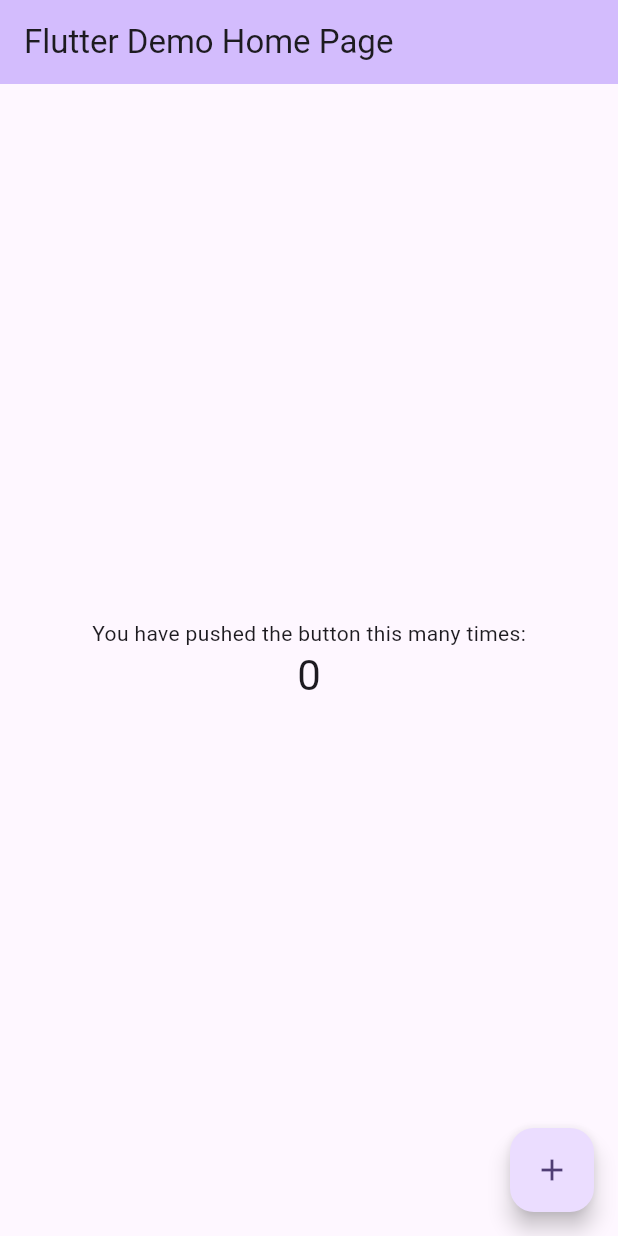
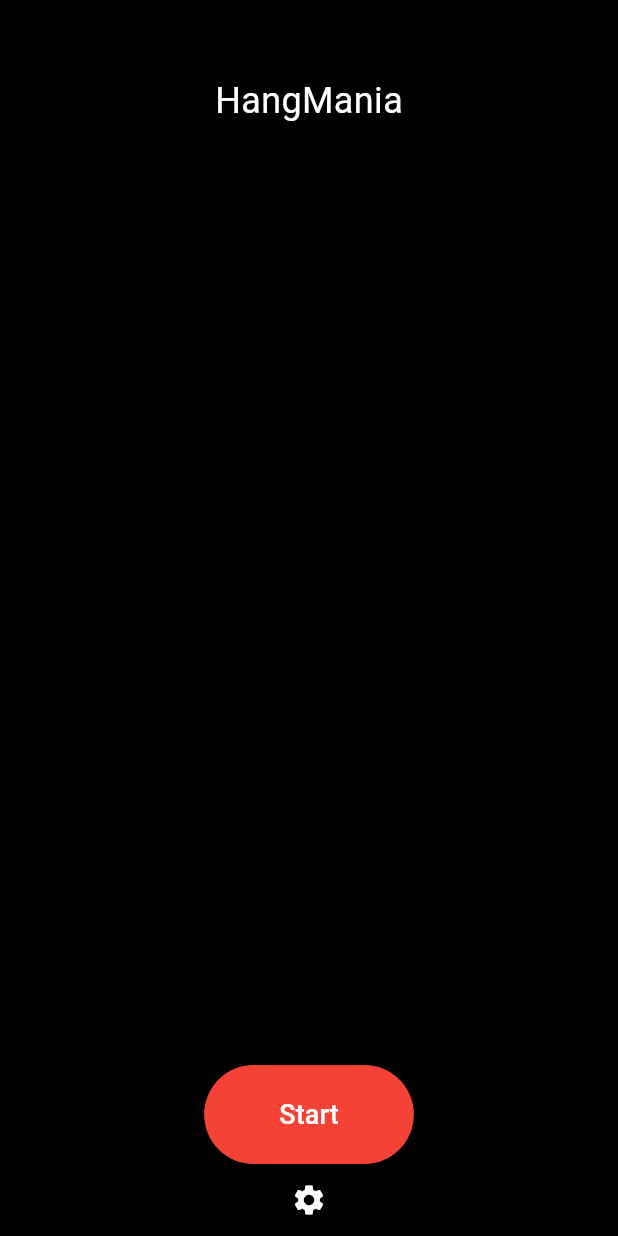
Before and after one commit to SpaceChips31/p_hangman, a Flutter app: the screen it shows after launch, on a phone screen of 412 x 824 dp. Run offline on Flutter 3.47's test engine with Material 3 defaults, Android fonts, the phone set to English and light mode, and no system bars.

Commit message:
Update main.dart
Updated the main.dart file with a placeholder title screen.

```diff
--- a/lib/main.dart
+++ b/lib/main.dart
@@ -7,119 +7,69 @@ void main() {
 class MyApp extends StatelessWidget {
   const MyApp({super.key});
 
-  // This widget is the root of your application.
   @override
   Widget build(BuildContext context) {
-    return MaterialApp(
-      title: 'Flutter Demo',
-      theme: ThemeData(
-        // This is the theme of your application.
-        //
-        // TRY THIS: Try running your application with "flutter run". You'll see
-        // the application has a purple toolbar. Then, without quitting the app,
-        // try changing the seedColor in the colorScheme below to Colors.green
-        // and then invoke "hot reload" (save your changes or press the "hot
-        // reload" button in a Flutter-supported IDE, or press "r" if you used
-        // the command line to start the app).
-        //
-        // Notice that the counter didn't reset back to zero; the application
-        // state is not lost during the reload. To reset the state, use hot
-        // restart instead.
-        //
-        // This works for code too, not just values: Most code changes can be
-        // tested with just a hot reload.
-        colorScheme: ColorScheme.fromSeed(seedColor: Colors.deepPurple),
-        useMaterial3: true,
-      ),
-      home: const MyHomePage(title: 'Flutter Demo Home Page'),
+    return const MaterialApp(
+      home: InitialScreen(),
     );
   }
 }
 
-class MyHomePage extends StatefulWidget {
-  const MyHomePage({super.key, required this.title});
-
-  // This widget is the home page of your application. It is stateful, meaning
-  // that it has a State object (defined below) that contains fields that affect
-  // how it looks.
-
-  // This class is the configuration for the state. It holds the values (in this
-  // case the title) provided by the parent (in this case the App widget) and
-  // used by the build method of the State. Fields in a Widget subclass are
-  // always marked "final".
-
-  final String title;
-
-  @override
-  State<MyHomePage> createState() => _MyHomePageState();
-}
-
-class _MyHomePageState extends State<MyHomePage> {
-  int _counter = 0;
-
-  void _incrementCounter() {
-    setState(() {
-      // This call to setState tells the Flutter framework that something has
-      // changed in this State, which causes it to rerun the build method below
-      // so that the display can reflect the updated values. If we changed
-      // _counter without calling setState(), then the build method would not be
-      // called again, and so nothing would appear to happen.
-      _counter++;
-    });
-  }
-
+class InitialScreen extends StatelessWidget {
+  const InitialScreen({super.key});
   @override
   Widget build(BuildContext context) {
-    // This method is rerun every time setState is called, for instance as done
-    // by the _incrementCounter method above.
-    //
-    // The Flutter framework has been optimized to make rerunning build methods
-    // fast, so that you can just rebuild anything that needs updating rather
-    // than having to individually change instances of widgets.
     return Scaffold(
-      appBar: AppBar(
-        // TRY THIS: Try changing the color here to a specific color (to
-        // Colors.amber, perhaps?) and trigger a hot reload to see the AppBar
-        // change color while the other colors stay the same.
-        backgroundColor: Theme.of(context).colorScheme.inversePrimary,
-        // Here we take the value from the MyHomePage object that was created by
-        // the App.build method, and use it to set our appbar title.
-        title: Text(widget.title),
-      ),
+      backgroundColor: Colors.black,
       body: Center(
-        // Center is a layout widget. It takes a single child and positions it
-        // in the middle of the parent.
         child: Column(
-          // Column is also a layout widget. It takes a list of children and
-          // arranges them vertically. By default, it sizes itself to fit its
-          // children horizontally, and tries to be as tall as its parent.
-          //
-          // Column has various properties to control how it sizes itself and
-          // how it positions its children. Here we use mainAxisAlignment to
-          // center the children vertically; the main axis here is the vertical
-          // axis because Columns are vertical (the cross axis would be
-          // horizontal).
-          //
-          // TRY THIS: Invoke "debug painting" (choose the "Toggle Debug Paint"
-          // action in the IDE, or press "p" in the console), to see the
-          // wireframe for each widget.
           mainAxisAlignment: MainAxisAlignment.center,
           children: <Widget>[
-            const Text(
-              'You have pushed the button this many times:',
+            // Titolo in alto al centro
+            const Padding(
+              padding: EdgeInsets.only(top: 50.0),
+              child: Text(
+                'HangMania',
+                style: TextStyle(
+                  color: Colors.white,
+                  fontSize: 24.0,
+                ),
+              ),
             ),
-            Text(
-              '$_counter',
-              style: Theme.of(context).textTheme.headlineMedium,
+            const Spacer(),
+            // Bottone Start al centro
+            ElevatedButton(
+              onPressed: () {
+                // Qui puoi aggiungere la logica per iniziare il gioco
+                //print('Start Button Pressed');
+              },
+              style: ElevatedButton.styleFrom(
+                backgroundColor: Colors.red,
+                padding: const EdgeInsets.symmetric(horizontal: 50, vertical: 20),
+              ),
+              child: const Text(
+                'Start',
+                style: TextStyle(
+                  color: Colors.white,
+                  fontSize: 18.0,
+                ),
+              ),
+            ),
+            // Icona dell'ingranaggio
+            Positioned(
+              top: 200.0, // Posiziona l'icona sopra il bottone Start
+              right: 50.0, // Allinea a destra rispetto al centro
+              child: IconButton(
+                icon: const Icon(Icons.settings, color: Colors.white),
+                onPressed: () {
+                  // Logica per aprire le impostazioni della partita
+                 // print('Settings Button Pressed');
+                },
+              ),
             ),
           ],
         ),
       ),
-      floatingActionButton: FloatingActionButton(
-        onPressed: _incrementCounter,
-        tooltip: 'Increment',
-        child: const Icon(Icons.add),
-      ), // This trailing comma makes auto-formatting nicer for build methods.
     );
   }
 }
```
